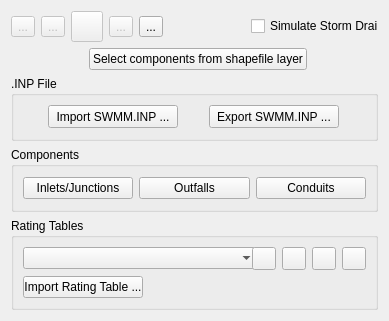
Qt form flo2d/ui/storm_drain_editor.ui (FLO-2DSoftware/qgis-flo-2d-plugin) before a commit.
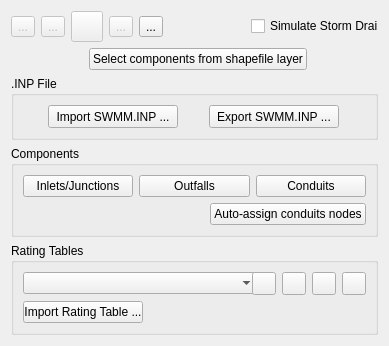
The same form after that commit. Icons and pictures are not drawn.

Commit message: Added Conduits auto-assign nodes tool in the Storm Drain Editor.

Patch:
```diff
--- a/flo2d/ui/storm_drain_editor.ui
+++ b/flo2d/ui/storm_drain_editor.ui
@@ -7,7 +7,7 @@
     <x>0</x>
     <y>0</y>
     <width>389</width>
-    <height>321</height>
+    <height>338</height>
    </rect>
   </property>
   <property name="minimumSize">
@@ -251,7 +251,7 @@
       <string>Components</string>
      </property>
      <layout class="QGridLayout" name="gridLayout_3">
-      <item row="0" column="0">
+      <item row="1" column="0" colspan="2">
        <layout class="QHBoxLayout" name="horizontalLayout">
         <item>
          <widget class="QPushButton" name="inlets_btn">
@@ -276,6 +276,26 @@
         </item>
        </layout>
       </item>
+      <item row="2" column="0">
+       <spacer name="horizontalSpacer_4">
+        <property name="orientation">
+         <enum>Qt::Horizontal</enum>
+        </property>
+        <property name="sizeHint" stdset="0">
+         <size>
+          <width>40</width>
+          <height>20</height>
+         </size>
+        </property>
+       </spacer>
+      </item>
+      <item row="2" column="1">
+       <widget class="QPushButton" name="assign_conduits_nodes_btn">
+        <property name="text">
+         <string>Auto-assign conduits nodes</string>
+        </property>
+       </widget>
+      </item>
      </layout>
     </widget>
    </item>
```
The commit also changes 1 other file.
